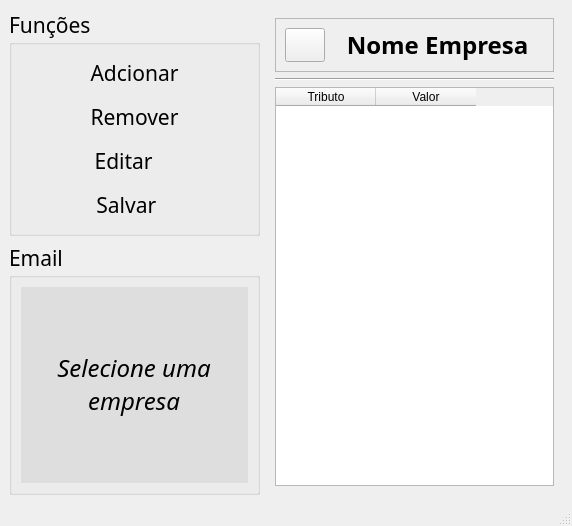
First picture: the form in src/ui/window_pend.ui, repository DeltaPrice-Pedro/Pendencias_Contabeis, before the edit.
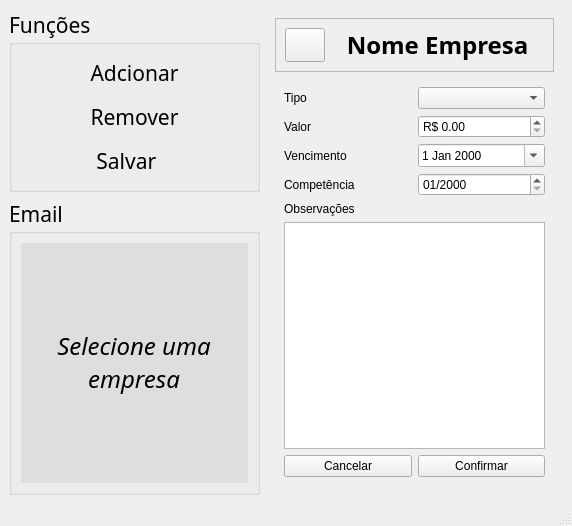
Second picture: the form after the edit. The open tabs and pages were chosen to show the change. Icons and pictures are not drawn.

What changed in the file:
```diff
--- a/src/ui/window_pend.ui
+++ b/src/ui/window_pend.ui
@@ -79,29 +79,6 @@
          </property>
         </widget>
        </item>
-       <item>
-        <widget class="QPushButton" name="pushButton_edit_func">
-         <property name="cursor">
-          <cursorShape>PointingHandCursor</cursorShape>
-         </property>
-         <property name="text">
-          <string>Editar    </string>
-         </property>
-         <property name="icon">
-          <iconset>
-           <normaloff>../../../../../Downloads/edit_icon.png</normaloff>../../../../../Downloads/edit_icon.png</iconset>
-         </property>
-         <property name="iconSize">
-          <size>
-           <width>40</width>
-           <height>40</height>
-          </size>
-         </property>
-         <property name="flat">
-          <bool>true</bool>
-         </property>
-        </widget>
-       </item>
        <item>
         <widget class="QPushButton" name="pushButton_save_func">
          <property name="text">
@@ -254,6 +231,13 @@
          </widget>
         </item>
         <item>
+         <widget class="QStackedWidget" name="stackedWidget_3">
+          <property name="currentIndex">
+           <number>0</number>
+          </property>
+          <widget class="QWidget" name="page_5">
+           <layout class="QVBoxLayout" name="verticalLayout_5">
+            <item>
          <widget class="Line" name="line">
           <property name="orientation">
            <enum>Qt::Orientation::Horizontal</enum>
@@ -277,6 +261,11 @@
           <attribute name="verticalHeaderHighlightSections">
            <bool>true</bool>
           </attribute>
+              <row>
+               <property name="text">
+                <string>TESTE</string>
+               </property>
+              </row>
           <column>
            <property name="text">
             <string>Tributo</string>
@@ -287,6 +276,113 @@
             <string>Valor</string>
            </property>
           </column>
+              <item row="0" column="0">
+               <property name="text">
+                <string>ASDASDA</string>
+               </property>
+               <property name="background">
+                <brush brushstyle="Dense1Pattern">
+                 <color alpha="255">
+                  <red>0</red>
+                  <green>234</green>
+                  <blue>255</blue>
+                 </color>
+                </brush>
+               </property>
+              </item>
+             </widget>
+            </item>
+           </layout>
+          </widget>
+          <widget class="QWidget" name="page_6">
+           <layout class="QGridLayout" name="gridLayout_5">
+            <item row="0" column="1">
+             <widget class="QComboBox" name="comboBox"/>
+            </item>
+            <item row="3" column="0">
+             <widget class="QLabel" name="label_2">
+              <property name="text">
+               <string>Competência</string>
+              </property>
+             </widget>
+            </item>
+            <item row="2" column="1">
+             <widget class="QDateEdit" name="dateEdit_2">
+              <property name="calendarPopup">
+               <bool>true</bool>
+              </property>
+             </widget>
+            </item>
+            <item row="4" column="0">
+             <widget class="QLabel" name="label">
+              <property name="text">
+               <string>Observações</string>
+              </property>
+             </widget>
+            </item>
+            <item row="1" column="0">
+             <widget class="QLabel" name="label_3">
+              <property name="text">
+               <string>Valor</string>
+              </property>
+             </widget>
+            </item>
+            <item row="0" column="0">
+             <widget class="QLabel" name="label_4">
+              <property name="text">
+               <string>Tipo</string>
+              </property>
+             </widget>
+            </item>
+            <item row="2" column="0">
+             <widget class="QLabel" name="label_5">
+              <property name="text">
+               <string>Vencimento</string>
+              </property>
+             </widget>
+            </item>
+            <item row="3" column="1">
+             <widget class="QDateEdit" name="dateEdit">
+              <property name="displayFormat">
+               <string>MM/yyyy</string>
+              </property>
+              <property name="calendarPopup">
+               <bool>false</bool>
+              </property>
+              <property name="timeSpec">
+               <enum>Qt::TimeSpec::LocalTime</enum>
+              </property>
+             </widget>
+            </item>
+            <item row="1" column="1">
+             <widget class="QDoubleSpinBox" name="doubleSpinBox">
+              <property name="prefix">
+               <string>R$ </string>
+              </property>
+              <property name="singleStep">
+               <double>100.000000000000000</double>
+              </property>
+             </widget>
+            </item>
+            <item row="5" column="0" colspan="2">
+             <widget class="QTextEdit" name="textEdit"/>
+            </item>
+            <item row="6" column="1">
+             <widget class="QPushButton" name="pushButton">
+              <property name="text">
+               <string>Confirmar</string>
+              </property>
+             </widget>
+            </item>
+            <item row="6" column="0">
+             <widget class="QPushButton" name="pushButton_2">
+              <property name="text">
+               <string>Cancelar</string>
+              </property>
+             </widget>
+            </item>
+           </layout>
+          </widget>
          </widget>
         </item>
        </layout>
```
Lines whose indentation alone changed are shown as unchanged.
